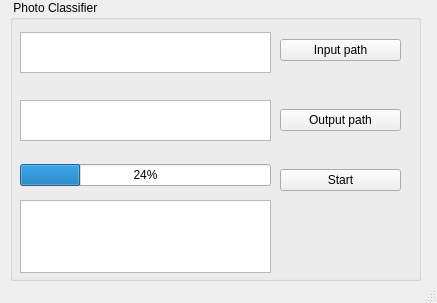
This is Photos Classifier/mainUI.ui in FontaineGuo/PythonToolbox as Qt 5 draws it before an edit. The edited form follows.
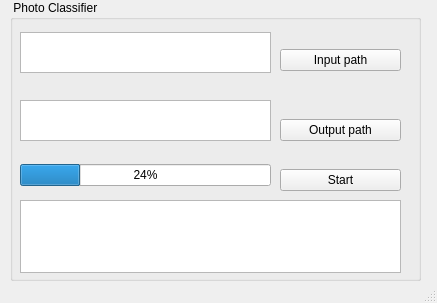
This is the edited form. Icons and pictures are not drawn.

The edit to the form file:
```diff
--- a/Photos Classifier/mainUI.ui
+++ b/Photos Classifier/mainUI.ui
@@ -11,7 +11,17 @@
    </rect>
   </property>
   <property name="windowTitle">
-   <string>MainWindow</string>
+   <string>Photo Classifier</string>
+  </property>
+  <property name="windowIcon">
+   <iconset resource="res.qrc">
+    <normaloff>:/icon/src/photo.ico</normaloff>:/icon/src/photo.ico</iconset>
+  </property>
+  <property name="iconSize">
+   <size>
+    <width>48</width>
+    <height>48</height>
+   </size>
   </property>
   <widget class="QWidget" name="centralwidget">
    <widget class="QWidget" name="verticalLayoutWidget">
@@ -66,7 +76,7 @@
         <property name="geometry">
          <rect>
           <x>270</x>
-          <y>30</y>
+          <y>40</y>
           <width>121</width>
           <height>41</height>
          </rect>
@@ -88,7 +98,7 @@
         <property name="geometry">
          <rect>
           <x>270</x>
-          <y>100</y>
+          <y>110</y>
           <width>121</width>
           <height>41</height>
          </rect>
@@ -146,7 +156,7 @@
          <rect>
           <x>10</x>
           <y>200</y>
-          <width>251</width>
+          <width>381</width>
           <height>73</height>
          </rect>
         </property>
```
Left out of the diff: 4 changed lines with no effect on the pictures.
